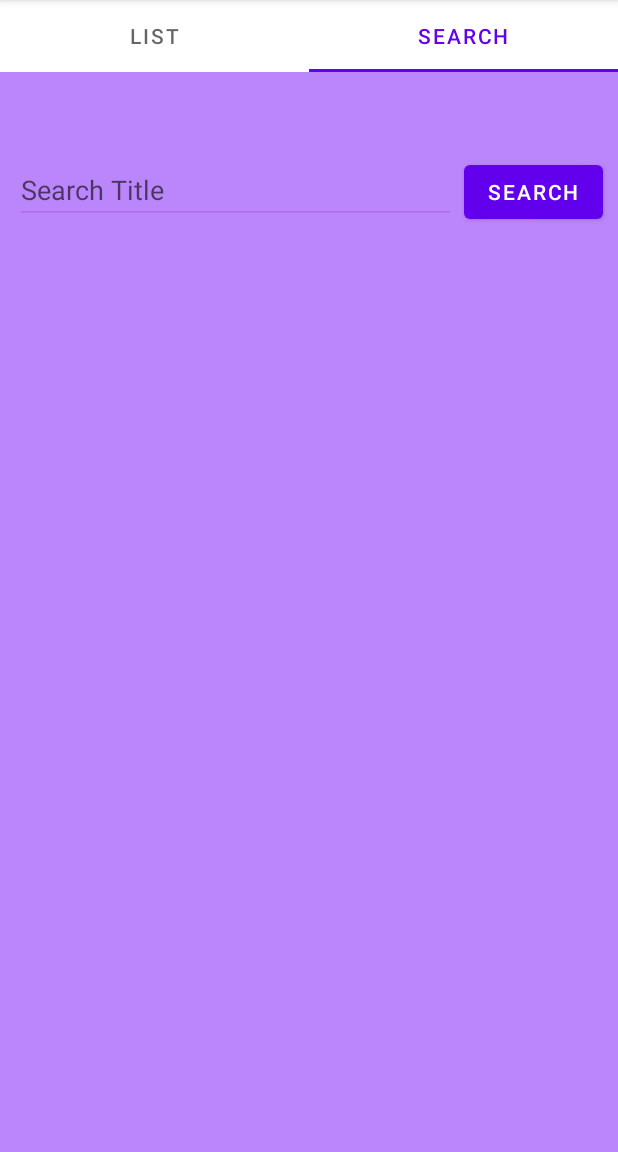
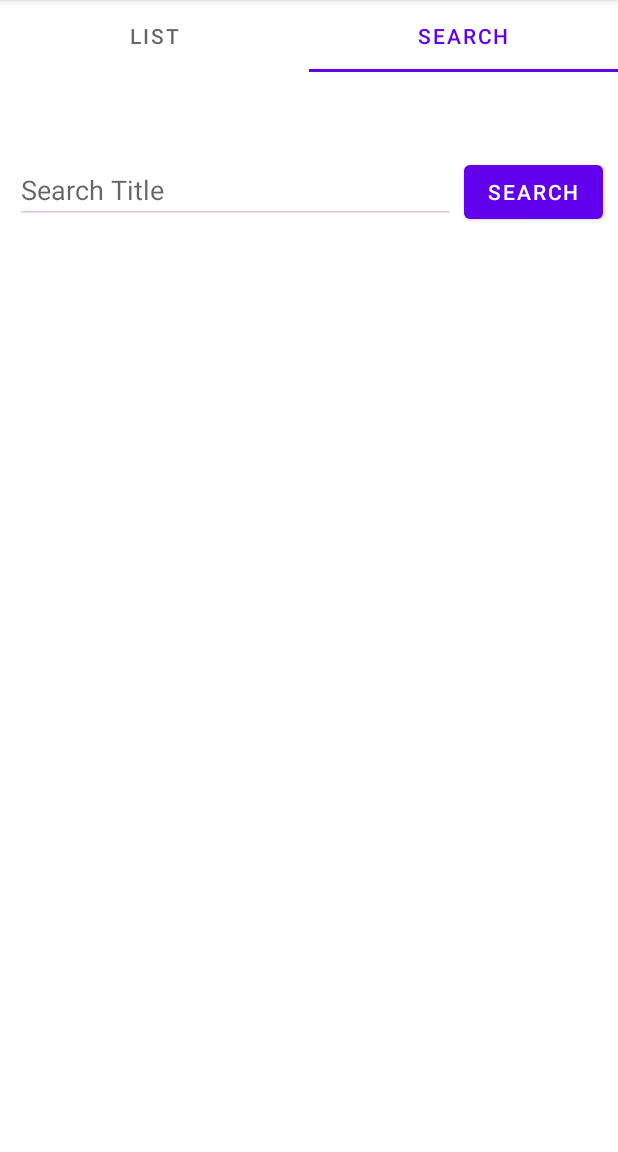
Before and after one commit to kmbunnell/SampleBookFinder, an Android app: the screen it shows after launch (MainActivity), tab 2 chosen, on a phone screen of 412 x 824 dp, the part 84-1236 px from its top. Run offline under Robolectric (Android 15) with nearby library versions, the phone set to English and light mode, and no system bars; our stand-ins replace data binding; pictures from the network do not load.

Commit message:
tabbed layout clean up

```diff
--- a/app/src/main/res/layout/activity_main.xml
+++ b/app/src/main/res/layout/activity_main.xml
@@ -1,6 +1,5 @@
 <?xml version="1.0" encoding="utf-8"?>
-<layout xmlns:android="http://schemas.android.com/apk/res/android"
-    xmlns:app="http://schemas.android.com/apk/res-auto">
+<layout xmlns:android="http://schemas.android.com/apk/res/android">
 
     <data>
         <variable
@@ -9,30 +8,24 @@
 
     </data>
 
-    <androidx.constraintlayout.widget.ConstraintLayout
+    <LinearLayout
+        android:orientation="vertical"
         android:layout_width="match_parent"
         android:layout_height="match_parent"
-        android:layout_marginTop="?attr/actionBarSize"
-       >
+        android:layout_marginTop="?attr/actionBarSize">
 
         <com.google.android.material.tabs.TabLayout
             android:id="@+id/tabLayout"
             android:layout_width="match_parent"
             android:layout_height="wrap_content"
-            app:layout_constraintEnd_toEndOf="parent"
-
-            app:layout_constraintStart_toStartOf="parent"
-            app:layout_constraintTop_toTopOf="parent"></com.google.android.material.tabs.TabLayout>
+            >
+        </com.google.android.material.tabs.TabLayout>
 
         <androidx.viewpager2.widget.ViewPager2
             android:id="@+id/pager"
             android:layout_width="match_parent"
             android:layout_height="match_parent"
-            android:layout_marginTop="48dp"
-            app:layout_constraintBottom_toBottomOf="parent"
-            app:layout_constraintEnd_toEndOf="parent"
-            app:layout_constraintStart_toStartOf="parent"
-            app:layout_constraintTop_toBottomOf="@+id/tabLayout" />
-    </androidx.constraintlayout.widget.ConstraintLayout>
+            />
+    </LinearLayout>
 
 </layout>
--- a/app/src/main/res/layout/book_search_fragment.xml
+++ b/app/src/main/res/layout/book_search_fragment.xml
@@ -1,23 +1,18 @@
 <?xml version="1.0" encoding="utf-8"?>
 
-<layout>
+<layout xmlns:android="http://schemas.android.com/apk/res/android"
+    xmlns:app="http://schemas.android.com/apk/res-auto"
+    xmlns:tools="http://schemas.android.com/tools">
 <data>
     <variable
         name="viewModel"
         type="com.bonehill.samplebookfinder.booksearch.BookSearchViewModel" />
 
 </data>
-    <FrameLayout xmlns:android="http://schemas.android.com/apk/res/android"
-        xmlns:tools="http://schemas.android.com/tools"
+        <androidx.constraintlayout.widget.ConstraintLayout
         android:layout_width="match_parent"
         android:layout_height="match_parent"
-        tools:context=".booklist.BookSearch" android:background="@color/purple_200">
-
-        <androidx.constraintlayout.widget.ConstraintLayout xmlns:android="http://schemas.android.com/apk/res/android"
-        xmlns:app="http://schemas.android.com/apk/res-auto"
-        xmlns:tools="http://schemas.android.com/tools"
-        android:layout_width="match_parent"
-        android:layout_height="match_parent">
+            tools:context=".booksearch.BookSearch">
 
     <ProgressBar
         android:id="@+id/progressBar1"
@@ -42,6 +37,7 @@
         android:backgroundTint="#469C27B0"
         android:ems="10"
         android:hint="@string/searchTitle"
+        android:autofillHints="Title"
         android:inputType="text"
         android:imeOptions="actionSend"
         app:layout_constraintEnd_toStartOf="@+id/btnSearch"
@@ -77,5 +73,5 @@
         app:layout_constraintStart_toStartOf="parent"
         app:layout_constraintTop_toBottomOf="@+id/btnSearch" />
 </androidx.constraintlayout.widget.ConstraintLayout>
-    </FrameLayout>
+
 </layout>
```
